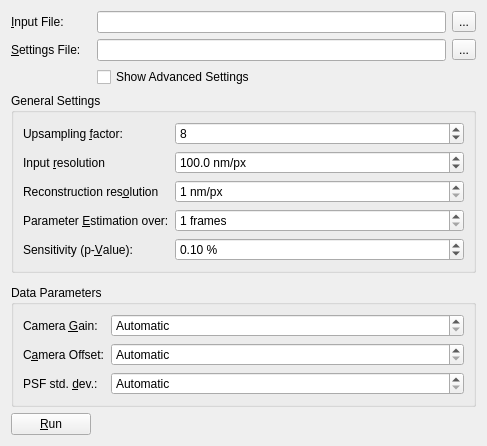
Before: the Qt Designer form gui/inputwidget.ui in ukoethe/simple-STORM, drawn with Qt 5.
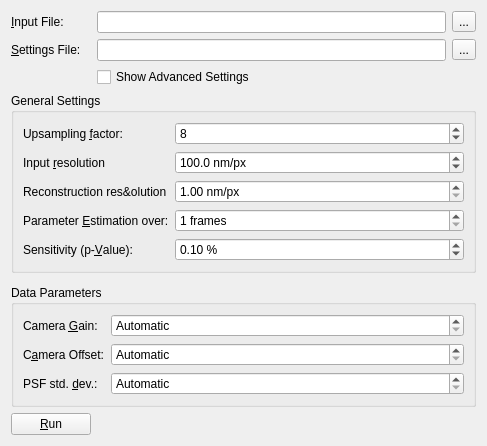
After: the same form once the commit is applied. Custom widgets are drawn as their Qt base class.

Patch:
```diff
--- a/gui/inputwidget.ui
+++ b/gui/inputwidget.ui
@@ -220,13 +220,10 @@
         <property name="text">
          <string>Reconstruction res&amp;olution</string>
         </property>
-        <property name="buddy">
-         <cstring>spn_reconstructionRes</cstring>
-        </property>
        </widget>
       </item>
       <item row="2" column="1">
-       <widget class="QSpinBox" name="spn_reconstructionRes">
+       <widget class="QDoubleSpinBox" name="spn_reconstructionRes">
         <property name="sizePolicy">
          <sizepolicy hsizetype="MinimumExpanding" vsizetype="Fixed">
           <horstretch>0</horstretch>
@@ -237,10 +234,13 @@
          <string> nm/px</string>
         </property>
         <property name="minimum">
-         <number>1</number>
+         <double>1.000000000000000</double>
         </property>
-        <property name="maximum">
-         <number>999999999</number>
+        <property name="singleStep">
+         <double>0.500000000000000</double>
+        </property>
+        <property name="value">
+         <double>1.000000000000000</double>
         </property>
        </widget>
       </item>
```
